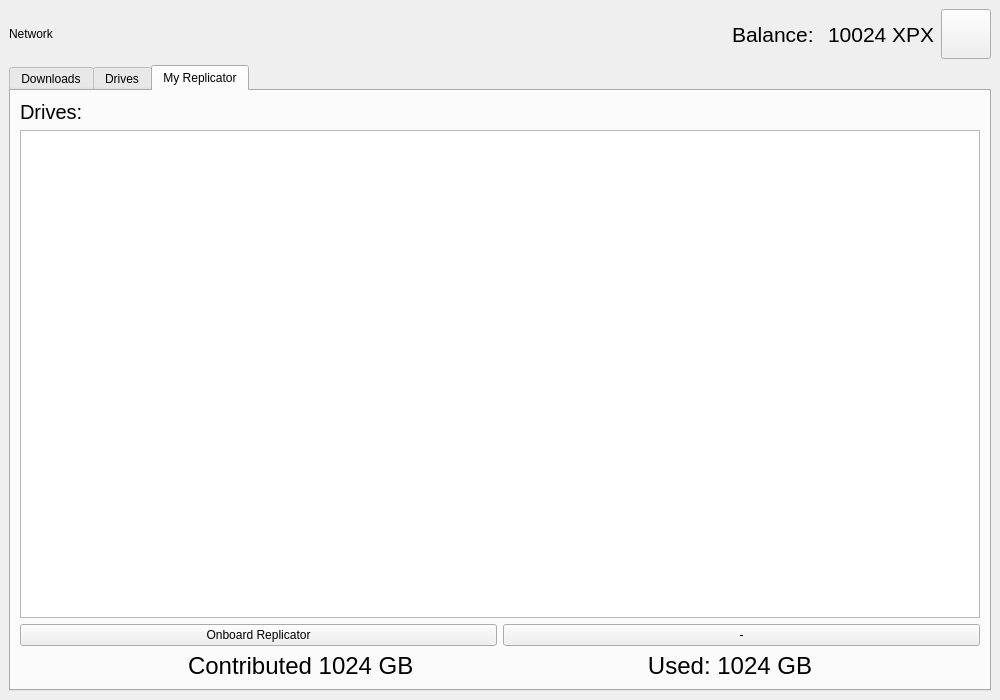
Qt form UserApp/mainwin.ui (proximax-storage/cpp-xpx-storage-user-app) before a commit.
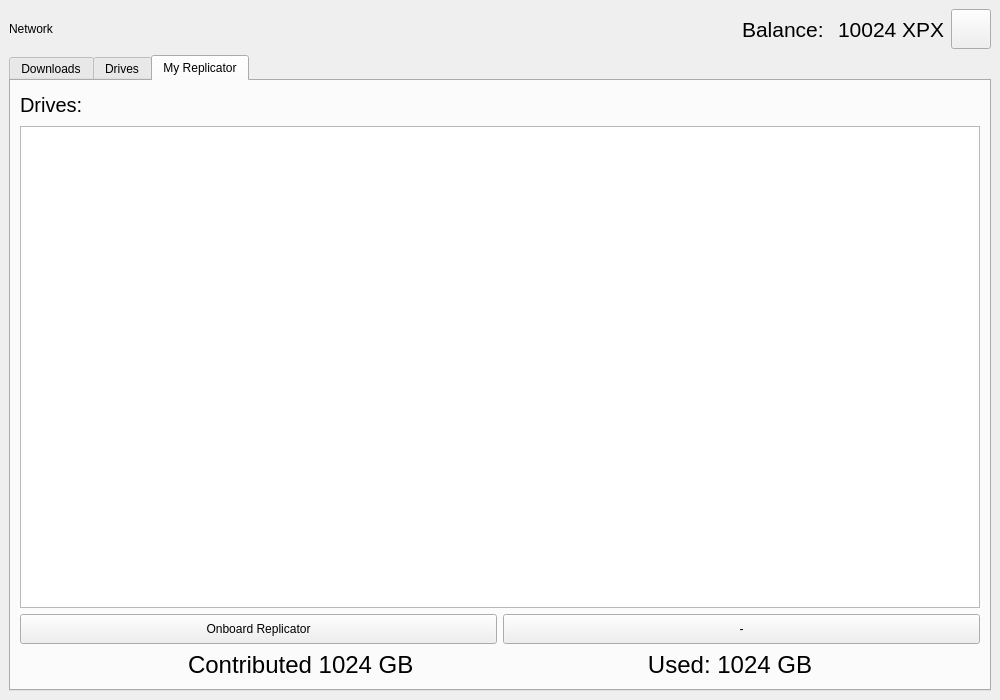
The same form after that commit. The open tabs and pages were chosen to show the change.

Commit message: Fix main window

```diff
--- a/UserApp/mainwin.ui
+++ b/UserApp/mainwin.ui
@@ -24,6 +24,18 @@
        <layout class="QHBoxLayout" name="horizontalLayout">
         <item>
          <widget class="QLabel" name="m_networkName">
+          <property name="minimumSize">
+           <size>
+            <width>0</width>
+            <height>30</height>
+           </size>
+          </property>
+          <property name="maximumSize">
+           <size>
+            <width>16777215</width>
+            <height>30</height>
+           </size>
+          </property>
           <property name="text">
            <string>Network</string>
           </property>
@@ -47,13 +59,13 @@
           <property name="minimumSize">
            <size>
             <width>90</width>
-            <height>0</height>
+            <height>30</height>
            </size>
           </property>
           <property name="maximumSize">
            <size>
             <width>90</width>
-            <height>16777215</height>
+            <height>30</height>
            </size>
           </property>
           <property name="font">
@@ -68,6 +80,18 @@
         </item>
         <item>
          <widget class="QLabel" name="m_balanceValue">
+          <property name="minimumSize">
+           <size>
+            <width>0</width>
+            <height>30</height>
+           </size>
+          </property>
+          <property name="maximumSize">
+           <size>
+            <width>16777215</width>
+            <height>30</height>
+           </size>
+          </property>
           <property name="font">
            <font>
             <pointsize>16</pointsize>
@@ -82,14 +106,14 @@
          <widget class="QPushButton" name="m_settingsButton">
           <property name="minimumSize">
            <size>
-            <width>50</width>
-            <height>50</height>
+            <width>40</width>
+            <height>40</height>
            </size>
           </property>
           <property name="maximumSize">
            <size>
-            <width>50</width>
-            <height>50</height>
+            <width>40</width>
+            <height>40</height>
            </size>
           </property>
           <property name="text">
@@ -531,6 +555,18 @@
        <layout class="QVBoxLayout" name="verticalLayout_9">
         <item>
          <widget class="QLabel" name="label_6">
+          <property name="minimumSize">
+           <size>
+            <width>0</width>
+            <height>30</height>
+           </size>
+          </property>
+          <property name="maximumSize">
+           <size>
+            <width>16777215</width>
+            <height>30</height>
+           </size>
+          </property>
           <property name="font">
            <font>
             <family>.AppleSystemUIFont</family>
@@ -550,6 +586,18 @@
          <layout class="QHBoxLayout" name="horizontalLayout_9">
           <item>
            <widget class="QPushButton" name="pushButton_20">
+            <property name="minimumSize">
+             <size>
+              <width>0</width>
+              <height>30</height>
+             </size>
+            </property>
+            <property name="maximumSize">
+             <size>
+              <width>16777215</width>
+              <height>30</height>
+             </size>
+            </property>
             <property name="text">
              <string>Onboard Replicator</string>
             </property>
@@ -557,6 +605,18 @@
           </item>
           <item>
            <widget class="QPushButton" name="pushButton_14">
+            <property name="minimumSize">
+             <size>
+              <width>0</width>
+              <height>30</height>
+             </size>
+            </property>
+            <property name="maximumSize">
+             <size>
+              <width>16777215</width>
+              <height>30</height>
+             </size>
+            </property>
             <property name="text">
              <string>-</string>
             </property>
@@ -568,10 +628,16 @@
          <layout class="QHBoxLayout" name="horizontalLayout_10">
           <item>
            <widget class="QLabel" name="label_2">
+            <property name="minimumSize">
+             <size>
+              <width>0</width>
+              <height>30</height>
+             </size>
+            </property>
             <property name="maximumSize">
              <size>
               <width>250</width>
-              <height>16777215</height>
+              <height>30</height>
              </size>
             </property>
             <property name="font">
@@ -587,10 +653,16 @@
           </item>
           <item>
            <widget class="QLabel" name="label_7">
+            <property name="minimumSize">
+             <size>
+              <width>0</width>
+              <height>30</height>
+             </size>
+            </property>
             <property name="maximumSize">
              <size>
               <width>200</width>
-              <height>16777215</height>
+              <height>30</height>
              </size>
             </property>
             <property name="font">
```
The commit also changes 2 other files.
